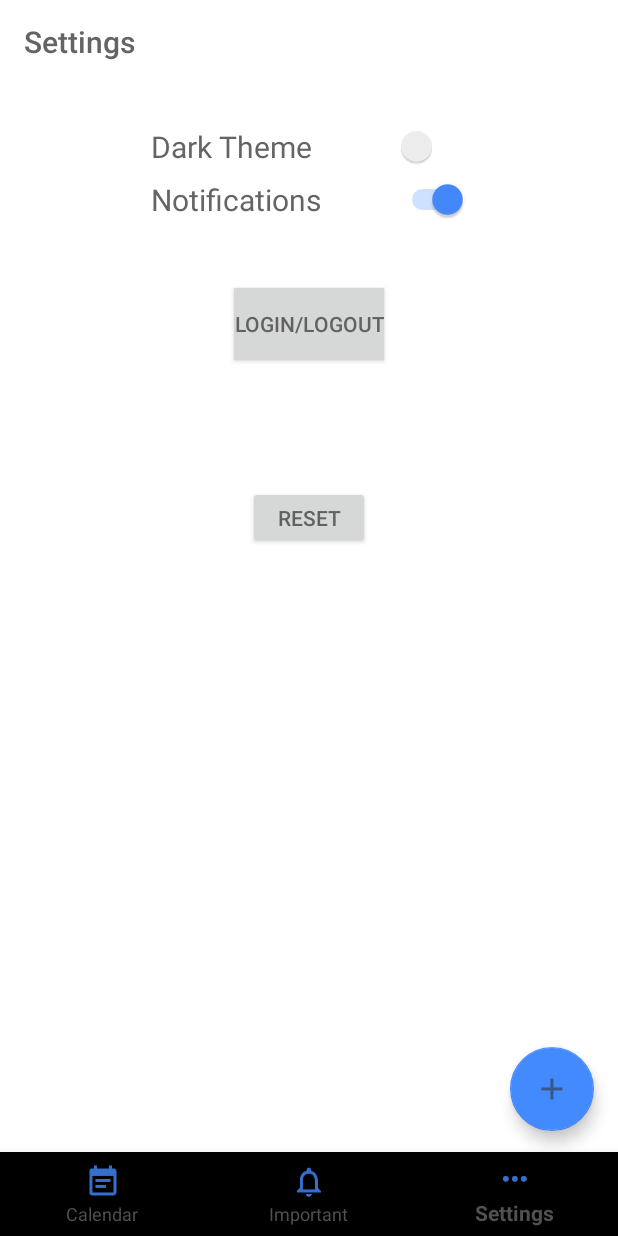
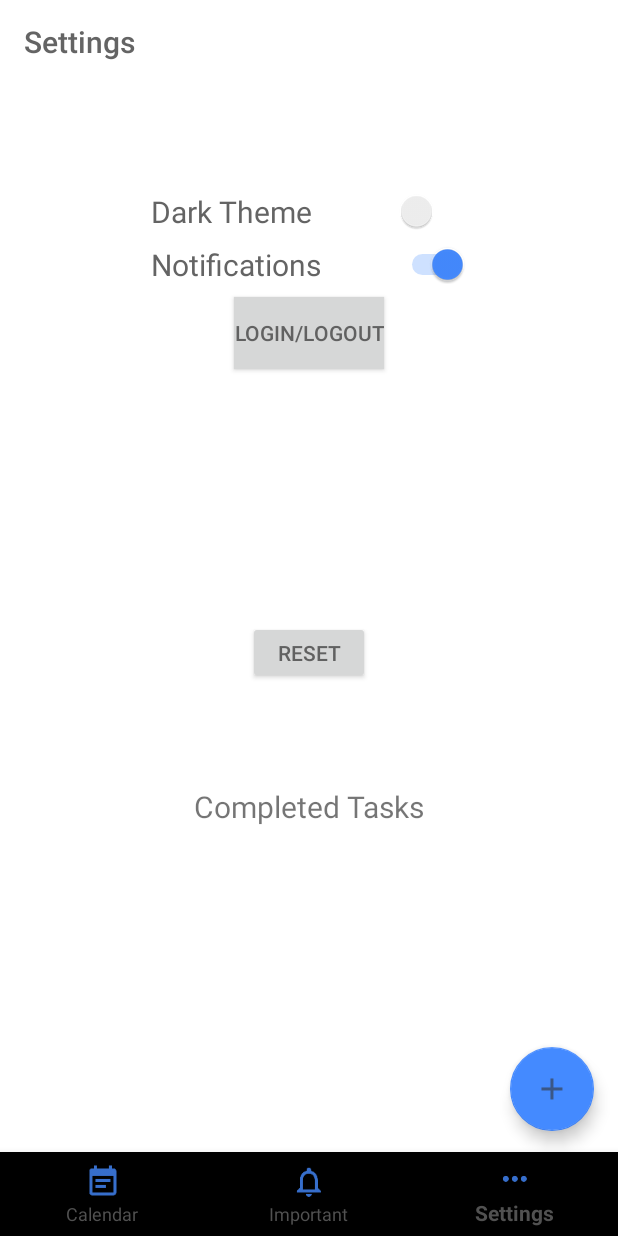
Before and after one commit to adibellathur/KillDDL, an Android app: the DayCalendarFragment screen opened directly, with no data from a screen before it, item 3 of the bottom bar chosen, on a phone screen of 412 x 824 dp. Run offline under Robolectric (Android 15) with nearby library versions, the phone set to English and light mode, and no system bars; libraries missing offline, so code that uses them is left out: com.facebook, com.facebook.login.

Commit message:
added completed list on settings

```diff
--- a/app/src/main/java/com/team27/killddl/ImportantFragment.java
+++ b/app/src/main/java/com/team27/killddl/ImportantFragment.java
@@ -82,8 +82,10 @@ public class ImportantFragment extends Fragment {
         ArrayList<String> tasks = new ArrayList<>();
         String output;
         for(Task t : tasksComplete) {
-            output = t.getName();
-            tasks.add(output);
+            if(t.isComplete() == 0) {
+                output = t.getName();
+                tasks.add(output);
+            }
         }
 
         //if(mAdapter==null){
--- a/app/src/main/java/com/team27/killddl/SettingsFragment.java
+++ b/app/src/main/java/com/team27/killddl/SettingsFragment.java
@@ -11,9 +11,13 @@ import android.view.Gravity;
 import android.view.LayoutInflater;
 import android.view.View;
 import android.view.ViewGroup;
+import android.widget.Adapter;
+import android.widget.AdapterView;
+import android.widget.ArrayAdapter;
 import android.widget.Button;
 import android.widget.CompoundButton;
 import android.widget.LinearLayout;
+import android.widget.ListView;
 import android.widget.PopupWindow;
 import android.widget.Switch;
 import android.widget.Toast;
@@ -28,8 +32,11 @@ import com.facebook.login.LoginResult;
 import com.facebook.login.widget.LoginButton;
 import com.team27.killddl.R;
 import com.team27.killddl.data.DBHelper;
+import com.team27.killddl.data.Task;
 
+import java.util.ArrayList;
 import java.util.Arrays;
+import java.util.List;
 
 /**
  * A simple {@link Fragment} subclass.
@@ -42,6 +49,10 @@ public class  SettingsFragment extends Fragment {
     private Switch toggleNotifs;
     private Button reset;
     private Button Close;
+    private ListView completedTasks;
+    private ArrayAdapter<String> mAdapter;
+    private int numComplete;
+    private int getNumCompleteToday;
     DBHelper helper;
     PopupWindow popUp;
     LinearLayout layout;
@@ -105,8 +116,22 @@ public class  SettingsFragment extends Fragment {
         reset = (Button)view.findViewById(R.id.reset);
         popUp = new PopupWindow(getContext());
         layout = new LinearLayout(getContext());
+        completedTasks = (ListView) view.findViewById(R.id.completedTasks);
 
+        completedTasks.setOnItemClickListener(new AdapterView.OnItemClickListener() {
+            @Override
+            public void onItemClick(AdapterView<?> parent, View view,
+                                    int position, long id) {
+                String value = (String)parent.getItemAtPosition(position);
 
+                Intent intent = new Intent(view.getContext(), TaskViewActivity.class);
+                intent.putExtra("NAME", value);
+                startActivity(intent);
+            }
+        });
+
+        loadTaskList();
+        refreshList();
 
 
 
@@ -155,6 +180,35 @@ public class  SettingsFragment extends Fragment {
         }
     };
 
+    public void refreshList() {
+        loadTaskList();
+    }
+
+    private void loadTaskList() {
+        ArrayList<Task> tasksComplete = helper.getTaskListByPriority();
+        ArrayList<String> tasks = new ArrayList<>();
+        String output;
+        for(Task t : tasksComplete) {
+            if(t.isComplete() == 1) {
+                output = t.getName();
+                tasks.add(output);
+            }
+        }
+
+        //if(mAdapter==null){
+        mAdapter = new ArrayAdapter<String>(view.getContext(),R.layout.row_simple,R.id.list_taskName_Simple,tasks);
+        completedTasks.setAdapter(mAdapter);
+        mAdapter.notifyDataSetChanged();
+        /*
+        }
+        else{
+            mAdapter.clear();
+            mAdapter.addAll(tasks);
+            mAdapter.notifyDataSetChanged();
+        }
+        */
+    }
+
 
 
 
--- a/app/src/main/res/layout/fragment_settings.xml
+++ b/app/src/main/res/layout/fragment_settings.xml
@@ -20,7 +20,8 @@
         app:layout_constraintEnd_toEndOf="parent"
         app:layout_constraintHorizontal_bias="0.503"
         app:layout_constraintStart_toStartOf="parent"
-        app:layout_constraintTop_toTopOf="parent" />
+        app:layout_constraintTop_toTopOf="parent"
+        app:layout_constraintBottom_toTopOf="@+id/loginLogout"/>
 
     <Switch
         android:id="@+id/toggleNotifs"
@@ -36,7 +37,9 @@
         app:layout_constraintEnd_toEndOf="parent"
         app:layout_constraintHorizontal_bias="0.503"
         app:layout_constraintStart_toStartOf="parent"
-        app:layout_constraintTop_toBottomOf="@+id/toggleTheme" />
+        app:layout_constraintTop_toBottomOf="@+id/toggleTheme"
+        />
+
 
     <Button
         android:id="@+id/loginLogout"
@@ -45,22 +48,23 @@
         android:layout_marginStart="8dp"
         android:layout_marginTop="8dp"
         android:layout_marginEnd="8dp"
-        android:layout_marginBottom="196dp"
+        android:layout_marginBottom="8dp"
         android:background="?attr/colorButtonNormal"
         android:text="Login/Logout"
-        app:layout_constraintBottom_toBottomOf="parent"
+        app:layout_constraintBottom_toTopOf="@+id/reset"
         app:layout_constraintEnd_toEndOf="parent"
         app:layout_constraintHorizontal_bias="0.501"
         app:layout_constraintStart_toStartOf="parent"
         app:layout_constraintTop_toBottomOf="@+id/toggleNotifs"
         app:layout_constraintVertical_bias="0.088" />
+        app
 
     <Button
         android:id="@+id/reset"
         android:layout_width="81dp"
         android:layout_height="42dp"
         android:layout_marginStart="8dp"
-        android:layout_marginTop="84dp"
+        android:layout_marginTop="168dp"
         android:layout_marginEnd="8dp"
         android:text="Reset"
         app:layout_constraintEnd_toEndOf="parent"
@@ -68,5 +72,31 @@
         app:layout_constraintStart_toStartOf="parent"
         app:layout_constraintTop_toBottomOf="@+id/loginLogout" />
 
+    <TextView
+        android:id="@+id/textView2"
+        android:layout_width="wrap_content"
+        android:layout_height="wrap_content"
+        android:layout_marginStart="8dp"
+        android:layout_marginTop="68dp"
+        android:layout_marginEnd="8dp"
+        android:text="Completed Tasks"
+        android:textSize="20sp"
+        app:layout_constraintEnd_toEndOf="parent"
+        app:layout_constraintHorizontal_bias="0.502"
+        app:layout_constraintStart_toStartOf="parent"
+        app:layout_constraintTop_toBottomOf="@+id/reset" />
+
+    <ListView
+        android:id="@+id/completedTasks"
+        android:layout_width="368dp"
+        android:layout_height="208dp"
+        android:layout_marginStart="8dp"
+        android:layout_marginTop="48dp"
+        android:layout_marginEnd="8dp"
+        app:layout_constraintEnd_toEndOf="parent"
+        app:layout_constraintHorizontal_bias="0.0"
+        app:layout_constraintStart_toStartOf="parent"
+        app:layout_constraintTop_toBottomOf="@+id/textView2" />
+
 
 </android.support.constraint.ConstraintLayout>
```
Also changed, not shown: app/src/main/java/com/team27/killddl/DayCalendarFragment.java (+6 -2 lines), app/src/main/java/com/team27/killddl/data/DBHelper.java (+13 -6 lines).
